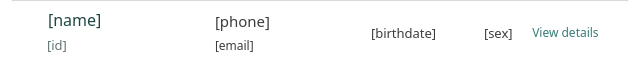
The window that ui/item_patients.ui (karlito20/AdoraFlowProject) describes before a commit, drawn with Qt 5.
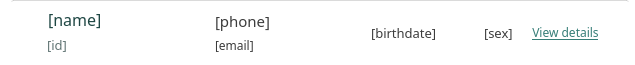
The same window after the commit.

The edit to the form file:
```diff
--- a/ui/item_patients.ui
+++ b/ui/item_patients.ui
@@ -689,6 +689,7 @@
         <property name="font">
          <font>
           <family>Slate</family>
+          <underline>true</underline>
          </font>
         </property>
         <property name="cursor">
@@ -699,6 +700,7 @@
 	color: #367D77;
 	background: transparent;
 	border: 0px;
+text-decoration: underline;
 }
 
 #viewdetails_button:hover {
```
Left out of the diff: 4 changed lines with no effect on the pictures.
